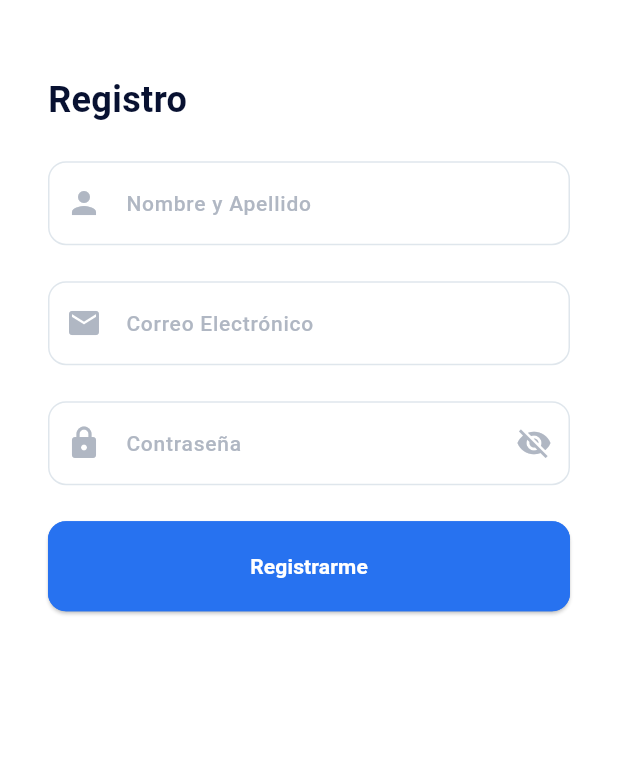
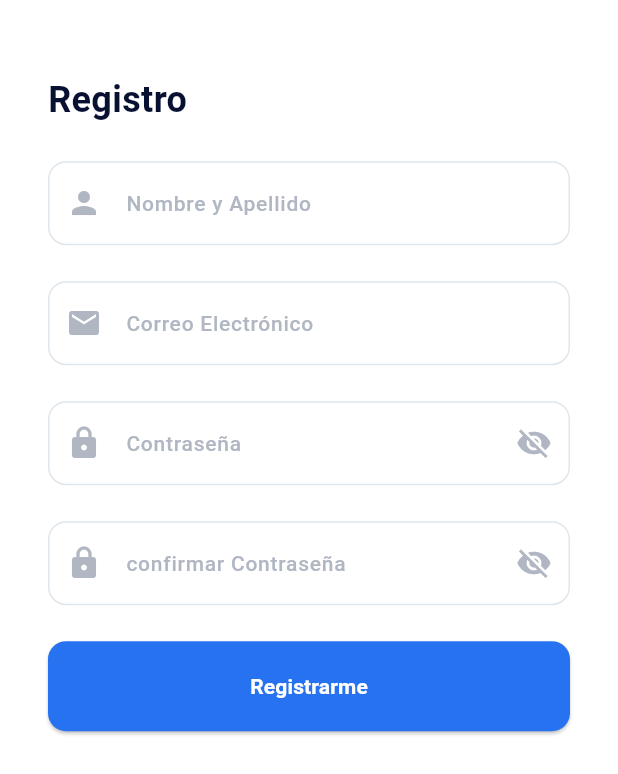
Before and after one commit to gsantiago735/raddi_web, a Flutter app: the RegisterView screen opened by its route, on a phone screen of 412 x 824 dp. Shown: the top 774 px of the screen. Run offline on Flutter 3.47's test engine with Material 3 defaults, Android fonts, the phone set to English and light mode, and no system bars; our stand-ins replace dartz, dio, equatable, firebase_auth, firebase_core, fl_chart and 3 more; accounts and stored records are empty; network calls fail.

Commit message:
Auth Fixes
- Register Integration with email and password
- Added error messages.
- Forgor Password integration.

```diff
--- a/lib/ui/authentication/cubit/auth_state.dart
+++ b/lib/ui/authentication/cubit/auth_state.dart
@@ -2,40 +2,43 @@ part of 'auth_cubit.dart';
 
 class AuthState extends Equatable {
   const AuthState({
+    this.exception,
     this.genericStatus = WidgetStatus.initial,
-    //this.exception,
-    //this.stateSelected,
     this.isHiddenPass = true,
+    this.isHiddenCpass = true,
     this.rememberMe = false,
   });
 
   // General
-  //final DataException? exception;
+  final String? exception;
   final WidgetStatus genericStatus;
-  //final LoginResponseModel? responseRegister;
 
   final bool isHiddenPass;
+  final bool isHiddenCpass;
   final bool rememberMe;
 
   @override
   List<Object?> get props => [
+        exception,
         genericStatus,
         isHiddenPass,
+        isHiddenCpass,
         rememberMe,
       ];
 
   AuthState copyWith({
+    Wrapped<String?>? exception,
     WidgetStatus? genericStatus,
     bool? isHiddenPass,
+    bool? isHiddenCpass,
     bool? rememberMe,
-    // Wrapped<TerritorialStateModel?>? stateSelected,
   }) {
     return AuthState(
+      exception: (exception != null) ? exception.value : this.exception,
       genericStatus: genericStatus ?? this.genericStatus,
       isHiddenPass: isHiddenPass ?? this.isHiddenPass,
+      isHiddenCpass: isHiddenCpass ?? this.isHiddenCpass,
       rememberMe: rememberMe ?? this.rememberMe,
-      // stateSelected:
-      //     (stateSelected != null) ? stateSelected.value : this.stateSelected,
     );
   }
 }
--- a/lib/ui/authentication/views/register_view.dart
+++ b/lib/ui/authentication/views/register_view.dart
@@ -2,10 +2,13 @@ import 'package:flutter/material.dart';
 import 'package:flutter_bloc/flutter_bloc.dart';
 import 'package:raddi_web/utils/validators.dart';
 import 'package:raddi_web/utils/generic_utils.dart';
+import 'package:raddi_web/ui/home/views/home_view.dart';
 import 'package:raddi_web/widgets/input/generic_input.dart';
+import 'package:raddi_web/models/generic/generic_enums.dart';
 import 'package:raddi_web/ui/authentication/cubit/cubit.dart';
 import 'package:raddi_web/widgets/buttons/generic_button.dart';
 import 'package:raddi_web/core/constants/constants_colors.dart';
+import 'package:raddi_web/widgets/generic/loading_indicator.dart';
 
 class RegisterView extends StatelessWidget {
   const RegisterView({super.key});
@@ -19,7 +22,34 @@ class RegisterView extends StatelessWidget {
     return BlocProvider<AuthCubit>(
       create: (_) => AuthCubit(),
       child: Scaffold(
-          body: SafeArea(
+          body: BlocListener<AuthCubit, AuthState>(
+        listenWhen: (p, c) => (p.genericStatus != c.genericStatus),
+        listener: (context, state) {
+          switch (state.genericStatus) {
+            case WidgetStatus.loading:
+              showDialog<void>(
+                context: context,
+                barrierDismissible: false,
+                builder: (context) => PopScope(
+                  canPop: false,
+                  child: Center(child: LoadingIndicator()),
+                ),
+              );
+              break;
+
+            case WidgetStatus.error:
+              Navigator.pop(context);
+              break;
+
+            case WidgetStatus.success:
+              Navigator.of(context).pushNamedAndRemoveUntil(
+                  HomeView.routeName, (Route<dynamic> route) => false);
+              break;
+            default:
+              break;
+          }
+        },
+        child: SafeArea(
           child: GenericUtils.isDesktop(context)
               ? Row(
                   children: [
@@ -79,6 +109,7 @@ class RegisterView extends StatelessWidget {
                         GenericUtils.isTablet(context) ? size.width * 0.2 : 32,
                   ),
                 ),
+        ),
       )),
     );
   }
@@ -99,6 +130,7 @@ class _FormState extends State<_Form> {
   final _nameController = TextEditingController();
   final _emailController = TextEditingController();
   final _passwordController = TextEditingController();
+  final _cpasswordController = TextEditingController();
 
   @override
   void initState() {
@@ -111,6 +143,7 @@ class _FormState extends State<_Form> {
     _nameController.dispose();
     _emailController.dispose();
     _passwordController.dispose();
+    _cpasswordController.dispose();
     super.dispose();
   }
 
@@ -174,10 +207,54 @@ class _FormState extends State<_Form> {
                         ? Icons.visibility_off
                         : Icons.visibility),
                   ),
-                  validator: (value) =>
-                      Validators.loginPasswordValidation(value),
+                  validator: (value) => Validators.registerPasswordValidation(
+                      value,
+                      _passwordController.text,
+                      _cpasswordController.text),
                 );
               }),
+          const SizedBox(height: 24),
+          BlocBuilder<AuthCubit, AuthState>(
+              buildWhen: (p, c) => (p.isHiddenCpass != c.isHiddenCpass),
+              builder: (context, state) {
+                return GenericInput(
+                  obscureText: state.isHiddenCpass,
+                  hintText: "confirmar Contraseña",
+                  prefixIcon: Icons.lock_rounded,
+                  textController: _cpasswordController,
+                  textInputType: TextInputType.visiblePassword,
+                  suffixIcon: IconButton(
+                    onPressed: () => _cubit.setCPasswordVisibility(),
+                    icon: Icon((state.isHiddenCpass)
+                        ? Icons.visibility_off
+                        : Icons.visibility),
+                  ),
+                  validator: (value) => Validators.registerPasswordValidation(
+                      value,
+                      _passwordController.text,
+                      _cpasswordController.text),
+                );
+              }),
+          BlocBuilder<AuthCubit, AuthState>(
+            buildWhen: (p, c) => (p.exception != c.exception),
+            builder: (context, state) {
+              if ((state.exception ?? "").isEmpty) return SizedBox.shrink();
+              return Column(
+                mainAxisSize: MainAxisSize.min,
+                crossAxisAlignment: CrossAxisAlignment.start,
+                children: [
+                  const SizedBox(height: 24),
+                  Text(
+                    state.exception ?? "N/A",
+                    textAlign: TextAlign.center,
+                    style: TextStyle(
+                        color: Colors.red, fontWeight: FontWeight.w600),
+                  ),
+                  const SizedBox(height: 24),
+                ],
+              );
+            },
+          ),
           const SizedBox(height: 24),
           GenericButton(
             text: "Registrarme",
--- a/lib/utils/validators.dart
+++ b/lib/utils/validators.dart
@@ -38,27 +38,6 @@ class Validators {
     return null;
   }
 
-  /*static String? phoneValidator(String? value) {
-    if (value == null || value.isEmpty) {
-      return 'Por favor ingresa un número de teléfono válido.';
-    }
-
-    final regex = RegExp(r'^\+58\d{9,11}$');
-    if (!regex.hasMatch(value)) {
-      return 'Número de teléfono inválido';
-    }
-
-    return null;
-  }
-
-  static bool isValidUrl(String url) {
-    if (url.isEmpty) return false;
-    RegExp urlRegex = RegExp(
-      r'^(https?:\/\/)?[\w-]+(\.[\w-]+)+([\w.,@?^=%&amp;:/~+#-]*[\w@?^=%&amp;/~+#-])?',
-    );
-    return urlRegex.hasMatch(url);
-  }
-
   static String? registerPasswordValidation(
       String? value, String password, String cPassword) {
     if (value == null || value.isEmpty) {
@@ -69,5 +48,5 @@ class Validators {
       return "Las contraseñas deben coincidir.";
     }
     return null;
-  }*/
+  }
 }
--- a/lib/widgets/buttons/generic_button.dart
+++ b/lib/widgets/buttons/generic_button.dart
@@ -4,11 +4,15 @@ import 'package:raddi_web/core/constants/constants_colors.dart';
 class GenericButton extends StatelessWidget {
   final String text;
   final Color color;
+  final Color textColor;
+  final Color? borderColor;
   final VoidCallback? onTap;
 
   const GenericButton({
     super.key,
     required this.text,
+    this.textColor = Colors.white,
+    this.borderColor,
     this.color = ConstantColors.cff2772F0,
     this.onTap,
   });
@@ -27,7 +31,7 @@ class GenericButton extends StatelessWidget {
               side: BorderSide(
                 width: 1,
                 color: (onTap != null)
-                    ? ConstantColors.cff2772F0
+                    ? borderColor ?? Colors.transparent
                     : Colors.transparent,
               ),
             ),
@@ -42,7 +46,7 @@ class GenericButton extends StatelessWidget {
           style: TextStyle(
             fontSize: 14,
             fontWeight: FontWeight.w700,
-            color: (onTap != null) ? Colors.white : Colors.grey,
+            color: (onTap != null) ? textColor : Colors.grey,
           ),
         ),
       ),
```
Also changed, not shown: lib/providers/auth_local_provider.dart (+12 -18 lines), lib/ui/authentication/cubit/auth_cubit.dart (+19 -6 lines), lib/ui/authentication/views/forgot_password_view.dart (+34 -17 lines), lib/ui/authentication/views/login_view.dart (+28 -13 lines), 1 other file. Lines whose indentation alone changed are shown as unchanged.
